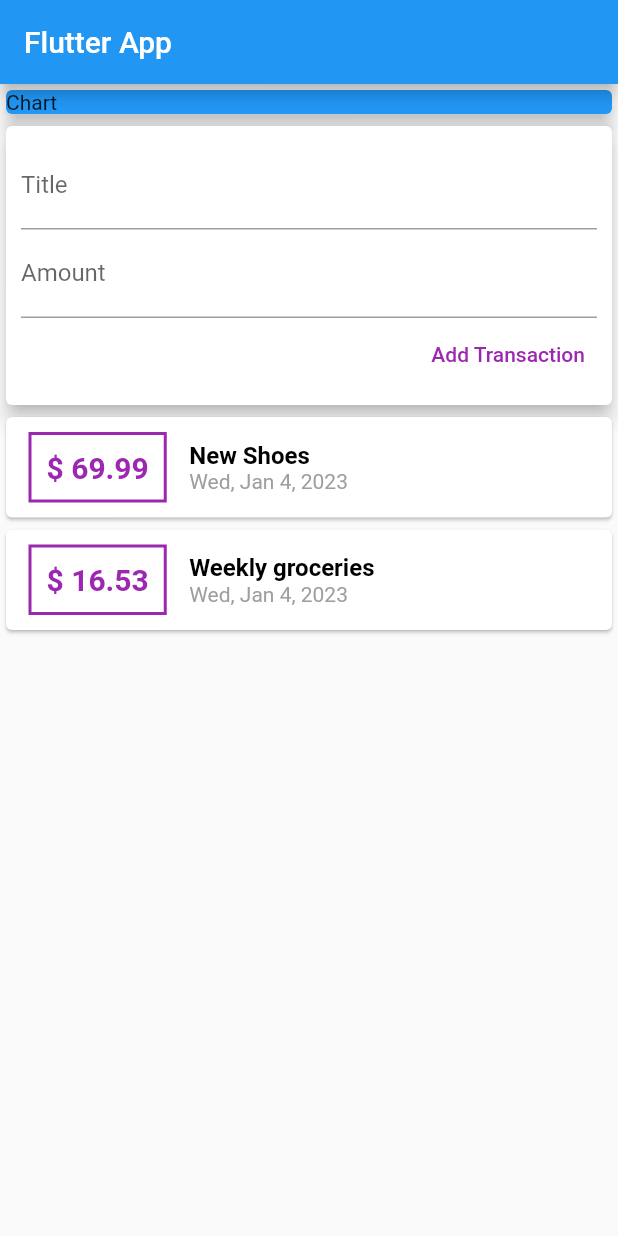
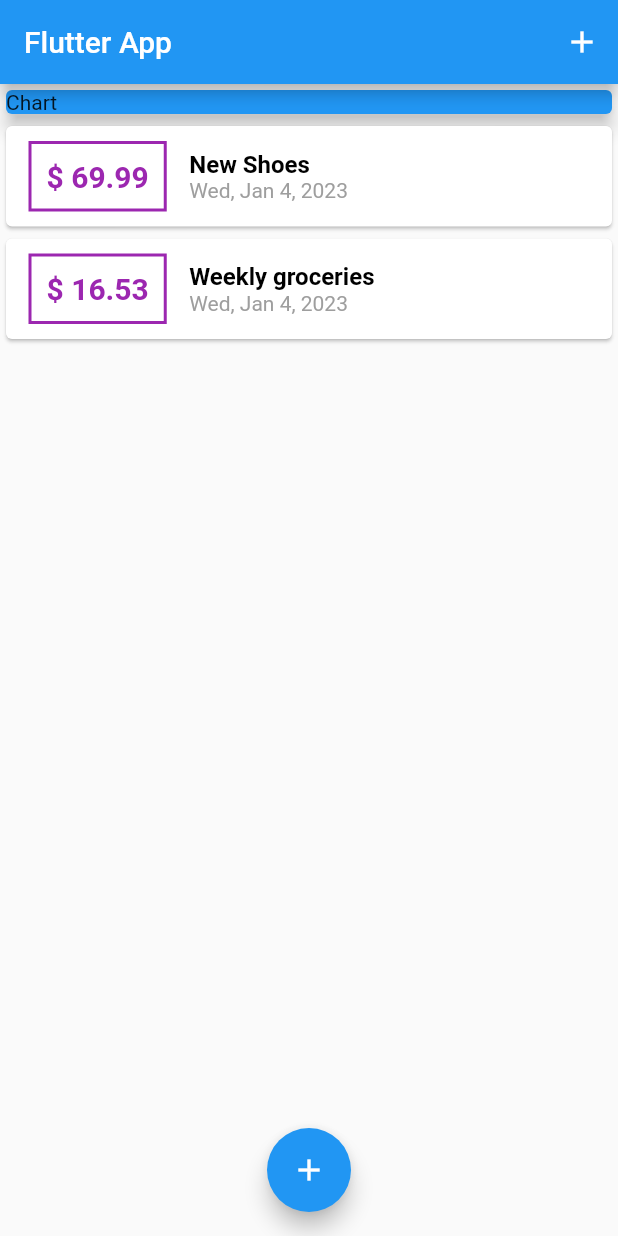
Before and after one commit to hichemBA67/expenses-app, a Flutter app: the screen it shows after launch, on a phone screen of 412 x 824 dp. Run offline on Flutter 3.47's test engine with Material 2 defaults, Android fonts, the phone set to English and light mode, and no system bars.

Commit message:
Section 4: 94 completed

```diff
--- a/lib/main.dart
+++ b/lib/main.dart
@@ -1,5 +1,8 @@
 import 'package:flutter/material.dart';
-import './widgets/user_transactions.dart';
+import 'package:flutter_complete_guide/widgets/transaction_list.dart';
+import './widgets/new_transaction.dart';
+import './widgets/transaction_list.dart';
+import './models/transaction.dart';
 
 void main() => runApp(MyApp());
 
@@ -13,15 +16,59 @@ class MyApp extends StatelessWidget {
   }
 }
 
-class MyHomePage extends StatelessWidget {
-  // String titleInput;
-  // String amountInput;
+class MyHomePage extends StatefulWidget {
+  @override
+  State<MyHomePage> createState() => _MyHomePageState();
+}
+
+class _MyHomePageState extends State<MyHomePage> {
+  final List<Transaction> _userTransactions = [
+    Transaction(
+      id: 't1',
+      title: 'New Shoes',
+      amount: 69.99,
+      date: DateTime.now(),
+    ),
+    Transaction(
+      id: 't2',
+      title: 'Weekly groceries',
+      amount: 16.53,
+      date: DateTime.now(),
+    )
+  ];
+
+  void _addNewTransaction(String txTitle, double txAmount) {
+    final newTx = Transaction(
+      id: DateTime.now().toString(),
+      title: txTitle,
+      amount: txAmount,
+      date: DateTime.now(),
+    );
+
+    setState(() {
+      _userTransactions.add(newTx);
+    });
+  }
+
+  void startAddNewTransactions(BuildContext ctx) {
+    showModalBottomSheet(
+        context: ctx,
+        builder: (bCtx) {
+          return NewTransaction(_addNewTransaction);
+        });
+  }
 
   @override
   Widget build(BuildContext context) {
     return Scaffold(
       appBar: AppBar(
         title: Text('Flutter App'),
+        actions: [
+          IconButton(
+            onPressed: () => startAddNewTransactions(context),
+            icon: Icon(Icons.add),
+          ),
+        ],
       ),
       body: SingleChildScrollView(
         child: Column(
@@ -38,8 +85,13 @@ class MyHomePage extends StatelessWidget {
                   elevation: 5,
                 ),
               ),
-              UserTransactions(),
+              TransactionList(_userTransactions),
             ]),
+      ),
+      floatingActionButtonLocation: FloatingActionButtonLocation.centerFloat,
+      floatingActionButton: FloatingActionButton(
+        child: Icon(Icons.add),
+        onPressed: () => startAddNewTransactions(context),
       ),
     );
   }
--- a/lib/widgets/transaction_list.dart
+++ b/lib/widgets/transaction_list.dart
@@ -28,7 +28,8 @@ class TransactionList extends StatelessWidget {
                   width: 2,
                 )),
                 padding: EdgeInsets.all(10),
-                child: Text('\$ ${transactions[index].amount}',
+                child: Text(
+                    '\$ ${transactions[index].amount.toStringAsFixed(2)}',
                     style: TextStyle(
                         fontWeight: FontWeight.bold,
                         fontSize: 20,
--- a/lib/widgets/user_transactions.dart
+++ /dev/null
@@ -1,50 +0,0 @@
-import 'package:flutter/material.dart';
-
-import './new_transaction.dart';
-import './transaction_list.dart';
-import '../models/transaction.dart';
-
-class UserTransactions extends StatefulWidget {
-  @override
-  State<UserTransactions> createState() => _UserTransactionsState();
-}
-
-class _UserTransactionsState extends State<UserTransactions> {
-  final List<Transaction> _userTransactions = [
-    Transaction(
-      id: 't1',
-      title: 'New Shoes',
-      amount: 69.99,
-      date: DateTime.now(),
-    ),
-    Transaction(
-      id: 't2',
-      title: 'Weekly groceries',
-      amount: 16.53,
-      date: DateTime.now(),
-    )
-  ];
-
-  void _addNewTransaction(String txTitle, double txAmount) {
-    final newTx = Transaction(
-      id: DateTime.now().toString(),
-      title: txTitle,
-      amount: txAmount,
-      date: DateTime.now(),
-    );
-
-    setState(() {
-      _userTransactions.add(newTx);
-    });
-  }
-
-  @override
-  Widget build(BuildContext context) {
-    return Column(
-      children: [
-        NewTransaction(_addNewTransaction),
-        TransactionList(_userTransactions),
-      ],
-    );
-  }
-}
```
Also changed, not shown: lib/widgets/new_transaction.dart (+14 -7 lines).
